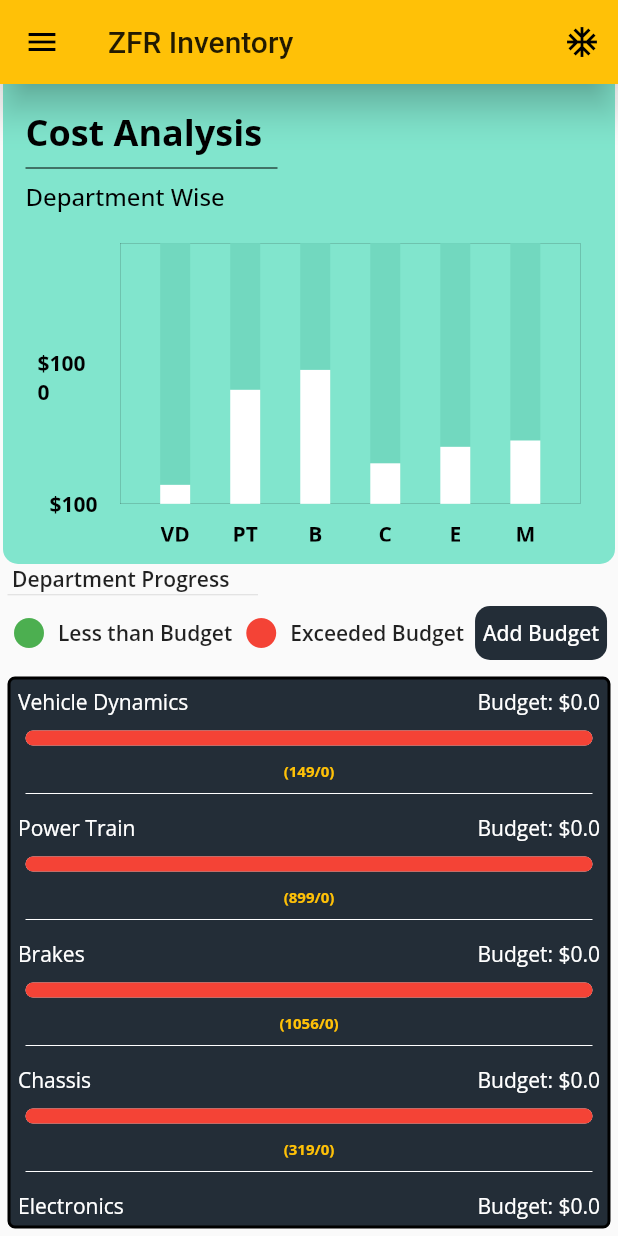
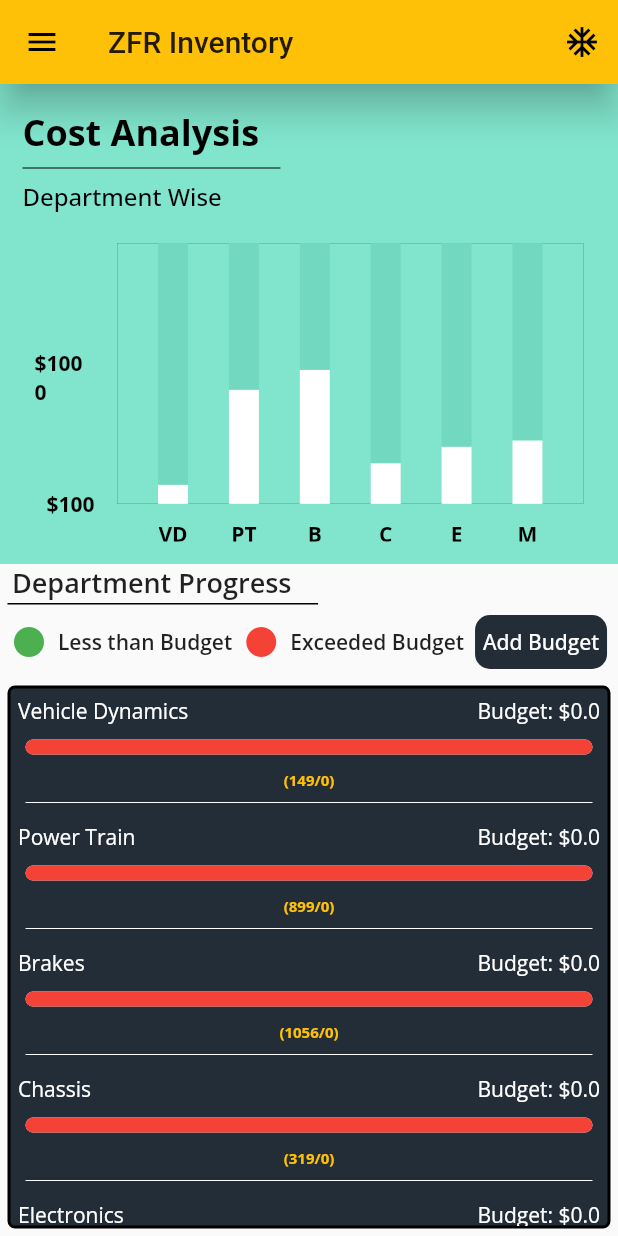
Before and after one commit to msharibahmed/zfr_inventory_app, a Flutter app: the screen it shows after launch, after a tap on the "ac unit" icon, on a phone screen of 412 x 824 dp. Run offline on Flutter 3.47's test engine with Material 2 defaults, Android fonts, the phone set to English and light mode, and no system bars; drawn by our look-alikes of fl_chart; our stand-ins replace google_fonts.

Commit message:
some changes

```diff
--- a/lib/screens/add_item_screen.dart
+++ b/lib/screens/add_item_screen.dart
@@ -32,6 +32,7 @@ class _AddItemScreenState extends State<AddItemScreen> {
       itemVendor: '',
       itemDescription: '',
       itemCost: 0);
+  bool dateCheck = false;
   @override
   void dispose() {
     super.dispose();
@@ -266,6 +267,7 @@ class _AddItemScreenState extends State<AddItemScreen> {
                       ),
                     ),
                     Card(
+                        color: dateCheck ? Colors.red : Colors.white,
                         elevation: 5,
                         shadowColor: Colors.amber,
                         child: Padding(
@@ -290,7 +292,6 @@ class _AddItemScreenState extends State<AddItemScreen> {
                                   firstDate: DateTime(2020),
                                   lastDate: DateTime(2021))
                               .then((value) {
-
                             setState(() {
                               _editProduct = ItemModel(
                                   itemId: _editProduct.itemId,
@@ -391,7 +392,14 @@ class _AddItemScreenState extends State<AddItemScreen> {
                     child: Text('Save Item',
                         style: TextStyle(fontWeight: FontWeight.bold)),
                     onPressed: () {
+                      if (_editProduct.itemDate == null) {
+                        setState(() {
+                          dateCheck = true;
+                        });
+                        return;
+                      } else {
                         _saveForm();
+                      }
                     })
               ],
             )),
--- a/lib/widgets/cost_chart .dart
+++ b/lib/widgets/cost_chart .dart
@@ -17,19 +17,19 @@ class _LineChartSample2State extends State<LineChartSample2> {
   Widget build(BuildContext context) {
     return Column(
       children: [
-        Container(
-            width: double.infinity,
-            color: Color(0xff232d37),
-            padding: EdgeInsets.all(5),
-            child: Text(
-              'Total Cost/MonthWise',
-              style:
-                  TextStyle(color: Colors.white, fontWeight: FontWeight.w600),
-            )),
+        // Container(
+        //     width: double.infinity,
+        //     color: Color(0xff232d37),
+        //     padding: EdgeInsets.all(10),
+        //     child: Text(
+        //       'Total Cost/MonthWise',
+        //       style:
+        //           TextStyle(color: Colors.white, fontWeight: FontWeight.w600),
+        //     )),
         Stack(
           children: <Widget>[
             Container(
-                height: 300,
+                height: 320,
                 width: double.infinity,
                 decoration: const BoxDecoration(color: Color(0xff232d37)),
                 child: Padding(
@@ -37,7 +37,15 @@ class _LineChartSample2State extends State<LineChartSample2> {
                         right: 18.0, left: 12.0, top: 24, bottom: 12),
                     child: LineChart(
                       mainData(),
-                    )))
+                    ))),
+            Container(
+                width: double.infinity,
+                color: Color(0xff232d37),
+                padding: EdgeInsets.all(10),
+                child: Text(
+                  'Total Cost' + '\n' + 'MonthWise',
+                  style: TextStyle(color: Colors.white, fontSize: 20),
+                )),
           ],
         )
       ],
@@ -196,8 +204,20 @@ class _LineChartSample2State extends State<LineChartSample2> {
         i.deccost +
         j.deccost;
 
-
-    List lst = [double.parse(jan.toStringAsFixed(2)), double.parse(feb.toStringAsFixed(2)), double.parse(mar.toStringAsFixed(2)), double.parse(apr.toStringAsFixed(2)), double.parse(may.toStringAsFixed(2)), double.parse(jun.toStringAsFixed(2)), double.parse(jul.toStringAsFixed(2)), double.parse(aug.toStringAsFixed(2)), double.parse(sep.toStringAsFixed(2)), double.parse(oct.toStringAsFixed(2)), double.parse(nov.toStringAsFixed(2)), double.parse(dec.toStringAsFixed(2))];
+    List lst = [
+      double.parse(jan.toStringAsFixed(2)),
+      double.parse(feb.toStringAsFixed(2)),
+      double.parse(mar.toStringAsFixed(2)),
+      double.parse(apr.toStringAsFixed(2)),
+      double.parse(may.toStringAsFixed(2)),
+      double.parse(jun.toStringAsFixed(2)),
+      double.parse(jul.toStringAsFixed(2)),
+      double.parse(aug.toStringAsFixed(2)),
+      double.parse(sep.toStringAsFixed(2)),
+      double.parse(oct.toStringAsFixed(2)),
+      double.parse(nov.toStringAsFixed(2)),
+      double.parse(dec.toStringAsFixed(2))
+    ];
 
     return LineChartData(
       gridData: FlGridData(
--- a/lib/widgets/department_chart.dart
+++ b/lib/widgets/department_chart.dart
@@ -44,7 +44,7 @@ class _DepartmentChartState extends State<DepartmentChart> {
       mindepValue = departmentData
           .reduce((current, next) => current < next ? current : next);
     }
-    // _boolCheck = false;
+
   }
 
   // List<double> departmentData = [, 454, 1663, 1000.34, 354, 1235.44];
@@ -53,13 +53,9 @@ class _DepartmentChartState extends State<DepartmentChart> {
   Widget build(BuildContext context) {
     return Container(
       height: 320,
-      margin: const EdgeInsets.symmetric(horizontal: 2.0),
       padding: const EdgeInsets.all(15),
       decoration: BoxDecoration(
-          color: Color(0xff81e5cd),
-          borderRadius: BorderRadius.only(
-              bottomLeft: Radius.circular(10),
-              bottomRight: Radius.circular(10.0))),
+          color: Color(0xff81e5cd),),
       child: Column(
         crossAxisAlignment: CrossAxisAlignment.stretch,
         mainAxisAlignment: MainAxisAlignment.start,
--- a/lib/widgets/department_progress.dart
+++ b/lib/widgets/department_progress.dart
@@ -17,8 +17,7 @@ class DepartmentProgress extends StatelessWidget {
     final dep4Data = Provider.of<ChassisProvider>(context);
     final dep5Data = Provider.of<ElectronicsProvider>(context);
     final dep6Data = Provider.of<MiscellaneousProvider>(context);
-
-        final budgetData = Provider.of<BudgetProv>(context);
+    final budgetData = Provider.of<BudgetProv>(context);
 
 
 
@@ -43,7 +42,7 @@ class DepartmentProgress extends StatelessWidget {
     double budget6 = budgetData.budgets.values.toList()[5];
 
     double totalCost6 = dep6Data.totalItemCost;
-    Divider dv = Divider(
+  const Divider dv = const Divider(
       color: Colors.white,
       endIndent: 10,
       indent: 10,
@@ -59,7 +58,7 @@ class DepartmentProgress extends StatelessWidget {
             padding: const EdgeInsets.only(left: 5.0, top: 5, right: 5),
             child: Row(
               children: [
-                Text(name, style: TextStyle(color: Colors.white)),
+                Text(name, style: const TextStyle(color: Colors.white)),
                 Spacer(),
                 Text('Budget: \$$budget', style: TextStyle(color: Colors.white))
               ],
@@ -103,13 +102,15 @@ class DepartmentProgress extends StatelessWidget {
           padding: const EdgeInsets.only(left: 8.0),
           child: Text(
             'Department Progress',
-            style: TextStyle(fontWeight: FontWeight.w600),
+            style: TextStyle(fontWeight: FontWeight.w600,fontSize: 18),
           ),
         ),
         Divider(
+          color: Colors.black,
           height: 3,
+          thickness: 1,
           indent: 5,
-          endIndent: 240,
+          endIndent: 200,
         ),
         Row(mainAxisAlignment: MainAxisAlignment.spaceEvenly, children: [
           Icon(
```
Lines whose indentation alone changed are shown as unchanged.
